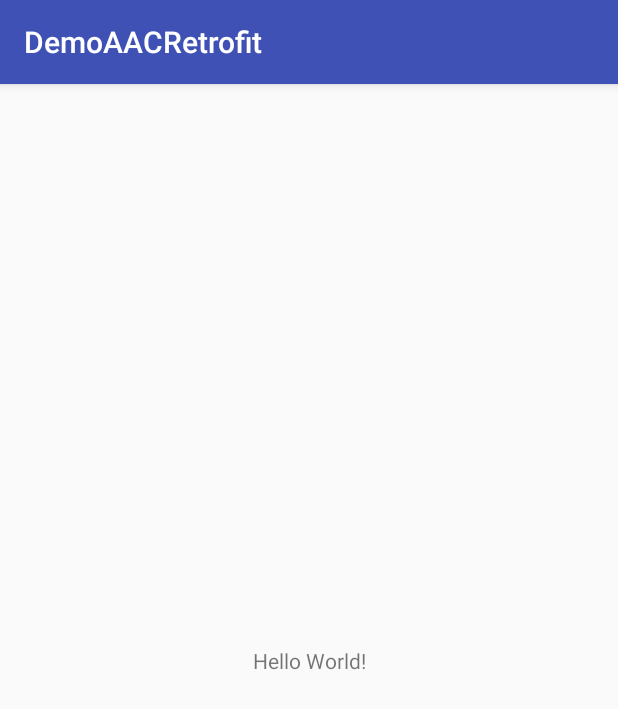
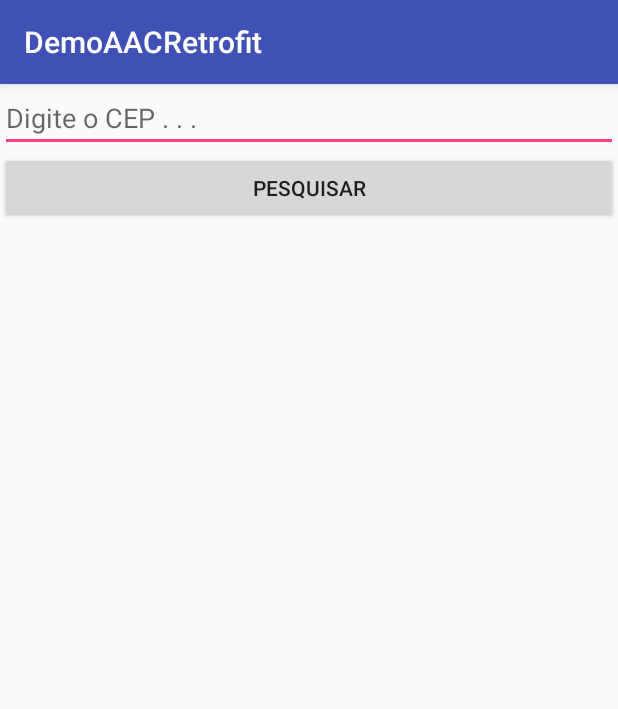
Before and after one commit to Ocimara/DemoAACRetrofit, an Android app: the screen it shows after launch (MainActivity), on a phone screen of 412 x 824 dp. Shown: the top 709 px of the screen. Run offline under Robolectric (Android 15) with nearby library versions, the phone set to English and light mode, and no system bars.

Commit message:
AAC: Android Architectural Components
Todo Projeto

15:40

```diff
--- a/app/src/main/java/com/example/ocimara/demoaacretrofit/ui/mainscreen/MainViewModel.kt
+++ b/app/src/main/java/com/example/ocimara/demoaacretrofit/ui/mainscreen/MainViewModel.kt
@@ -28,6 +28,7 @@ class MainViewModel : ViewModel() {
 
             apiResponse ->
             mApiResponse.value = apiResponse
+
         }
         return mApiResponse
     }
--- a/app/src/main/res/layout/activity_main.xml
+++ b/app/src/main/res/layout/activity_main.xml
@@ -1,18 +1,29 @@
 <?xml version="1.0" encoding="utf-8"?>
-<android.support.constraint.ConstraintLayout xmlns:android="http://schemas.android.com/apk/res/android"
-    xmlns:app="http://schemas.android.com/apk/res-auto"
+<LinearLayout xmlns:android="http://schemas.android.com/apk/res/android"
     xmlns:tools="http://schemas.android.com/tools"
     android:layout_width="match_parent"
     android:layout_height="match_parent"
+    android:orientation="vertical"
     tools:context="com.example.ocimara.demoaacretrofit.ui.mainscreen.MainActivity">
 
+
+    <EditText
+        android:layout_width="match_parent"
+        android:layout_height="wrap_content"
+        android:id="@+id/etCEP"
+        android:hint="Digite o CEP . . . "/>
+
+    <Button
+        android:layout_width="match_parent"
+        android:layout_height="wrap_content"
+        android:text="Pesquisar"
+        android:id="@+id/btPesquisar"
+        />
+
     <TextView
-        android:layout_width="wrap_content"
+        android:layout_width="match_parent"
         android:layout_height="wrap_content"
-        android:text="Hello World!"
-        app:layout_constraintBottom_toBottomOf="parent"
-        app:layout_constraintLeft_toLeftOf="parent"
-        app:layout_constraintRight_toRightOf="parent"
-        app:layout_constraintTop_toTopOf="parent" />
+        android:gravity="center"
+        android:id="@+id/tvResultado" />
 
-</android.support.constraint.ConstraintLayout>
+</LinearLayout>
```
